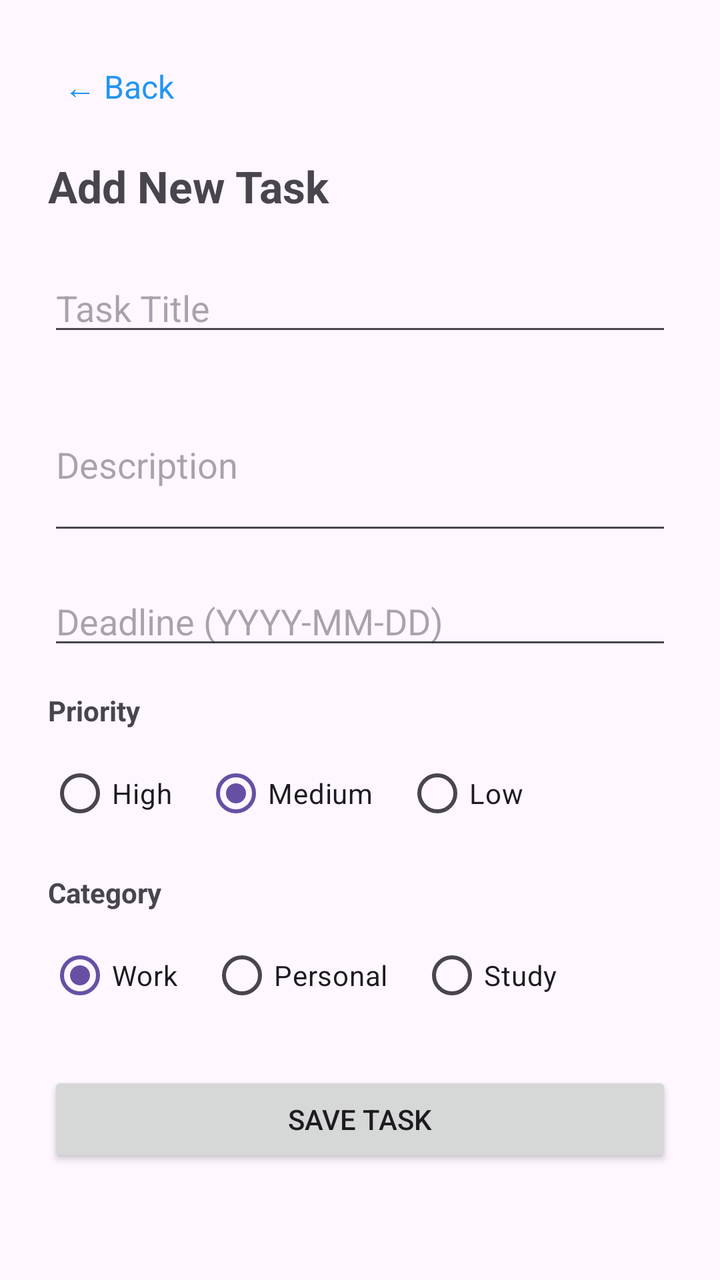
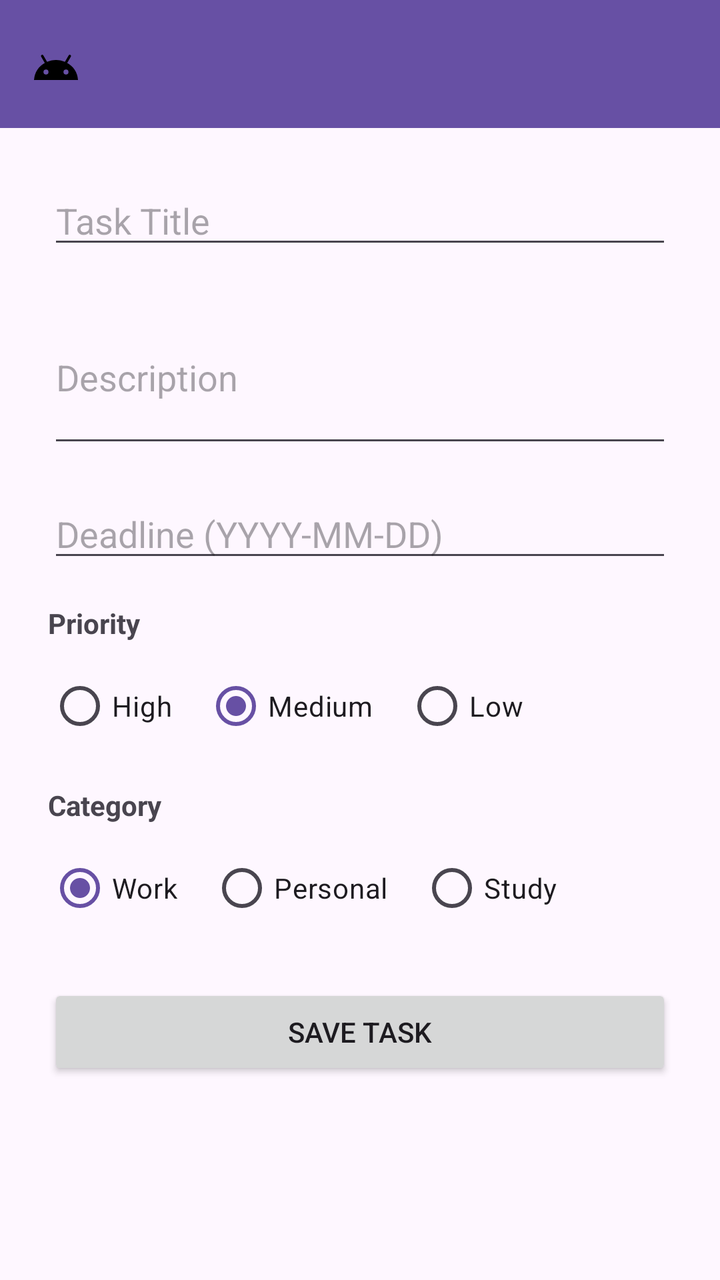

Screens rendered from an Android XML layout before and after an edit, with the pre-edit source and the edit as a unified diff.
<!-- AndroidManifest.xml: application theme Theme.TaskManager -->
<!-- res/layout/activity_add_task.xml -->
<?xml version="1.0" encoding="utf-8"?>
<ScrollView xmlns:android="http://schemas.android.com/apk/res/android"
    android:layout_width="match_parent"
    android:layout_height="match_parent">

    <LinearLayout
        android:layout_width="match_parent"
        android:layout_height="wrap_content"
        android:orientation="vertical"
        android:padding="24dp">

        <TextView
            android:id="@+id/tvBack"
            android:layout_width="wrap_content"
            android:layout_height="wrap_content"
            android:text="← Back"
            android:textSize="16sp"
            android:textColor="#2196F3"
            android:padding="8dp"
            android:layout_marginBottom="16dp" />

        <TextView
            android:layout_width="wrap_content"
            android:layout_height="wrap_content"
            android:text="Add New Task"
            android:textSize="22sp"
            android:textStyle="bold"
            android:layout_marginBottom="24dp" />

        <EditText
            android:id="@+id/etTitle"
            android:layout_width="match_parent"
            android:layout_height="wrap_content"
            android:hint="Task Title"
            android:layout_marginBottom="16dp" />

        <EditText
            android:id="@+id/etDescription"
            android:layout_width="match_parent"
            android:layout_height="wrap_content"
            android:hint="Description"
            android:inputType="textMultiLine"
            android:minLines="3"
            android:layout_marginBottom="16dp" />

        <EditText
            android:id="@+id/etDeadline"
            android:layout_width="match_parent"
            android:layout_height="wrap_content"
            android:hint="Deadline (YYYY-MM-DD)"
            android:focusable="false"
            android:layout_marginBottom="16dp" />

        <TextView
            android:layout_width="wrap_content"
            android:layout_height="wrap_content"
            android:text="Priority"
            android:textStyle="bold"
            android:layout_marginBottom="8dp" />

        <RadioGroup
            android:id="@+id/rgPriority"
            android:layout_width="match_parent"
            android:layout_height="wrap_content"
            android:orientation="horizontal"
            android:layout_marginBottom="16dp">

            <RadioButton
                android:id="@+id/rbHigh"
                android:layout_width="wrap_content"
                android:layout_height="wrap_content"
                android:text="High" />

            <RadioButton
                android:id="@+id/rbMedium"
                android:layout_width="wrap_content"
                android:layout_height="wrap_content"
                android:text="Medium"
                android:checked="true"
                android:layout_marginStart="16dp" />

            <RadioButton
                android:id="@+id/rbLow"
                android:layout_width="wrap_content"
                android:layout_height="wrap_content"
                android:text="Low"
                android:layout_marginStart="16dp" />

        </RadioGroup>

        <TextView
            android:layout_width="wrap_content"
            android:layout_height="wrap_content"
            android:text="Category"
            android:textStyle="bold"
            android:layout_marginBottom="8dp" />

        <RadioGroup
            android:id="@+id/rgCategory"
            android:layout_width="match_parent"
            android:layout_height="wrap_content"
            android:orientation="horizontal"
            android:layout_marginBottom="24dp">

            <RadioButton
                android:id="@+id/rbWork"
                android:layout_width="wrap_content"
                android:layout_height="wrap_content"
                android:text="Work"
                android:checked="true" />

            <RadioButton
                android:id="@+id/rbPersonal"
                android:layout_width="wrap_content"
                android:layout_height="wrap_content"
                android:text="Personal"
                android:layout_marginStart="16dp" />

            <RadioButton
                android:id="@+id/rbStudy"
                android:layout_width="wrap_content"
                android:layout_height="wrap_content"
                android:text="Study"
                android:layout_marginStart="16dp" />

        </RadioGroup>

        <Button
            android:id="@+id/btnSaveTask"
            android:layout_width="match_parent"
            android:layout_height="wrap_content"
            android:text="Save Task" />

        <ProgressBar
            android:id="@+id/progressBar"
            android:layout_width="wrap_content"
            android:layout_height="wrap_content"
            android:layout_gravity="center"
            android:layout_marginTop="16dp"
            android:visibility="gone" />

    </LinearLayout>

</ScrollView>
<!-- resources referenced by this layout -->
<resources>
  <style name="Theme.TaskManager" parent="Base.Theme.TaskManager" />
  <style name="Base.Theme.TaskManager" parent="Theme.Material3.DayNight.NoActionBar">
          
          
      </style>
</resources>

<!-- the commit's change to res/layout/activity_add_task.xml (unified diff, before → after) -->
@@ -1,144 +1,142 @@
 <?xml version="1.0" encoding="utf-8"?>
-<ScrollView xmlns:android="http://schemas.android.com/apk/res/android"
+<LinearLayout xmlns:android="http://schemas.android.com/apk/res/android"
+    xmlns:app="http://schemas.android.com/apk/res-auto"
     android:layout_width="match_parent"
-    android:layout_height="match_parent">
+    android:layout_height="match_parent"
+    android:orientation="vertical">
 
-    <LinearLayout
+    <androidx.appcompat.widget.Toolbar
+        android:id="@+id/toolbar"
         android:layout_width="match_parent"
-        android:layout_height="wrap_content"
-        android:orientation="vertical"
-        android:padding="24dp">
+        android:layout_height="?attr/actionBarSize"
+        android:background="?attr/colorPrimary"
+        app:titleTextColor="@android:color/white"
+        app:navigationIcon="@drawable/ic_back_arrow" />
 
-        <TextView
-            android:id="@+id/tvBack"
-            android:layout_width="wrap_content"
-            android:layout_height="wrap_content"
-            android:text="← Back"
-            android:textSize="16sp"
-            android:textColor="#2196F3"
-            android:padding="8dp"
-            android:layout_marginBottom="16dp" />
+    <ScrollView
+        android:layout_width="match_parent"
+        android:layout_height="match_parent">
 
-        <TextView
-            android:layout_width="wrap_content"
-            android:layout_height="wrap_content"
-            android:text="Add New Task"
-            android:textSize="22sp"
-            android:textStyle="bold"
-            android:layout_marginBottom="24dp" />
-
-        <EditText
-            android:id="@+id/etTitle"
+        <LinearLayout
             android:layout_width="match_parent"
             android:layout_height="wrap_content"
-            android:hint="Task Title"
-            android:layout_marginBottom="16dp" />
+            android:orientation="vertical"
+            android:padding="24dp">
 
-        <EditText
-            android:id="@+id/etDescription"
-            android:layout_width="match_parent"
-            android:layout_height="wrap_content"
-            android:hint="Description"
-            android:inputType="textMultiLine"
-            android:minLines="3"
-            android:layout_marginBottom="16dp" />
+            <EditText
+                android:id="@+id/etTitle"
+                android:layout_width="match_parent"
+                android:layout_height="wrap_content"
+                android:hint="Task Title"
+                android:layout_marginBottom="16dp" />
 
-        <EditText
-            android:id="@+id/etDeadline"
-            android:layout_width="match_parent"
-            android:layout_height="wrap_content"
-            android:hint="Deadline (YYYY-MM-DD)"
-            android:focusable="false"
-            android:layout_marginBottom="16dp" />
+            <EditText
+                android:id="@+id/etDescription"
+                android:layout_width="match_parent"
+                android:layout_height="wrap_content"
+                android:hint="Description"
+                android:inputType="textMultiLine"
+                android:minLines="3"
+                android:layout_marginBottom="16dp" />
 
-        <TextView
-            android:layout_width="wrap_content"
-            android:layout_height="wrap_content"
-            android:text="Priority"
-            android:textStyle="bold"
-            android:layout_marginBottom="8dp" />
+            <EditText
+                android:id="@+id/etDeadline"
+                android:layout_width="match_parent"
+                android:layout_height="wrap_content"
+                android:hint="Deadline (YYYY-MM-DD)"
+                android:focusable="false"
+                android:layout_marginBottom="16dp" />
 
-        <RadioGroup
-            android:id="@+id/rgPriority"
-            android:layout_width="match_parent"
-            android:layout_height="wrap_content"
-            android:orientation="horizontal"
-            android:layout_marginBottom="16dp">
-
-            <RadioButton
-                android:id="@+id/rbHigh"
+            <TextView
                 android:layout_width="wrap_content"
                 android:layout_height="wrap_content"
-                android:text="High" />
+                android:text="Priority"
+                android:textStyle="bold"
+                android:layout_marginBottom="8dp" />
 
-            <RadioButton
-                android:id="@+id/rbMedium"
+            <RadioGroup
+                android:id="@+id/rgPriority"
+                android:layout_width="match_parent"
+                android:layout_height="wrap_content"
+                android:orientation="horizontal"
+                android:layout_marginBottom="16dp">
+
+                <RadioButton
+                    android:id="@+id/rbHigh"
+                    android:layout_width="wrap_content"
+                    android:layout_height="wrap_content"
+                    android:text="High" />
+
+                <RadioButton
+                    android:id="@+id/rbMedium"
+                    android:layout_width="wrap_content"
+                    android:layout_height="wrap_content"
+                    android:text="Medium"
+                    android:checked="true"
+                    android:layout_marginStart="16dp" />
+
+                <RadioButton
+                    android:id="@+id/rbLow"
+                    android:layout_width="wrap_content"
+                    android:layout_height="wrap_content"
+                    android:text="Low"
+                    android:layout_marginStart="16dp" />
+
+            </RadioGroup>
+
+            <TextView
                 android:layout_width="wrap_content"
                 android:layout_height="wrap_content"
-                android:text="Medium"
-                android:checked="true"
-                android:layout_marginStart="16dp" />
+                android:text="Category"
+                android:textStyle="bold"
+                android:layout_marginBottom="8dp" />
 
-            <RadioButton
-                android:id="@+id/rbLow"
+            <RadioGroup
+                android:id="@+id/rgCategory"
+                android:layout_width="match_parent"
+                android:layout_height="wrap_content"
+                android:orientation="horizontal"
+                android:layout_marginBottom="24dp">
+
+                <RadioButton
+                    android:id="@+id/rbWork"
+                    android:layout_width="wrap_content"
+                    android:layout_height="wrap_content"
+                    android:text="Work"
+                    android:checked="true" />
+
+                <RadioButton
+                    android:id="@+id/rbPersonal"
+                    android:layout_width="wrap_content"
+                    android:layout_height="wrap_content"
+                    android:text="Personal"
+                    android:layout_marginStart="16dp" />
+
+                <RadioButton
+                    android:id="@+id/rbStudy"
+                    android:layout_width="wrap_content"
+                    android:layout_height="wrap_content"
+                    android:text="Study"
+                    android:layout_marginStart="16dp" />
+
+            </RadioGroup>
+
+            <Button
+                android:id="@+id/btnSaveTask"
+                android:layout_width="match_parent"
+                android:layout_height="wrap_content"
+                android:text="Save Task" />
+
+            <ProgressBar
+                android:id="@+id/progressBar"
                 android:layout_width="wrap_content"
                 android:layout_height="wrap_content"
-                android:text="Low"
-                android:layout_marginStart="16dp" />
+                android:layout_gravity="center"
+                android:layout_marginTop="16dp"
+                android:visibility="gone" />
 
-        </RadioGroup>
+        </LinearLayout>
 
-        <TextView
-            android:layout_width="wrap_content"
-            android:layout_height="wrap_content"
-            android:text="Category"
-            android:textStyle="bold"
-            android:layout_marginBottom="8dp" />
+    </ScrollView>
 
-        <RadioGroup
-            android:id="@+id/rgCategory"
-            android:layout_width="match_parent"
-            android:layout_height="wrap_content"
-            android:orientation="horizontal"
-            android:layout_marginBottom="24dp">
-
-            <RadioButton
-                android:id="@+id/rbWork"
-                android:layout_width="wrap_content"
-                android:layout_height="wrap_content"
-                android:text="Work"
-                android:checked="true" />
-
-            <RadioButton
-                android:id="@+id/rbPersonal"
-                android:layout_width="wrap_content"
-                android:layout_height="wrap_content"
-                android:text="Personal"
-                android:layout_marginStart="16dp" />
-
-            <RadioButton
-                android:id="@+id/rbStudy"
-                android:layout_width="wrap_content"
-                android:layout_height="wrap_content"
-                android:text="Study"
-                android:layout_marginStart="16dp" />
-
-        </RadioGroup>
-
-        <Button
-            android:id="@+id/btnSaveTask"
-            android:layout_width="match_parent"
-            android:layout_height="wrap_content"
-            android:text="Save Task" />
-
-        <ProgressBar
-            android:id="@+id/progressBar"
-            android:layout_width="wrap_content"
-            android:layout_height="wrap_content"
-            android:layout_gravity="center"
-            android:layout_marginTop="16dp"
-            android:visibility="gone" />
-
-    </LinearLayout>
-
-</ScrollView>
+</LinearLayout>
<!-- resource entries referenced after the edit -->
@@ -1,5 +1,11 @@
 <!-- resources referenced by this layout -->
 <resources>
+  <!-- drawable ic_back_arrow (drawable) -->
+  <vector xmlns:android="http://schemas.android.com/apk/res/android" android:height="24dp" android:tint="#000000" android:viewportHeight="24" android:viewportWidth="24" android:width="24dp">
+          
+      <path android:fillColor="#FF000000" android:pathData="M17.6,11.48 L19.44,8.3a0.63,0.63 0,0 0,-1.09 -0.63l-1.88,3.24a11.43,11.43 0,0 0,-8.94 0L5.65,7.67a0.63,0.63 0,0 0,-1.09 0.63L6.4,11.48A10.81,10.81 0,0 0,1 20L23,20A10.81,10.81 0,0 0,17.6 11.48ZM7,17.25A1.25,1.25 0,1 1,8.25 16,1.25 1.25,0 0,1 7,17.25ZM17,17.25A1.25,1.25 0,1 1,18.25 16,1.25 1.25,0 0,1 17,17.25Z"/>
+      
+  </vector>
   <style name="Theme.TaskManager" parent="Base.Theme.TaskManager" />
   <style name="Base.Theme.TaskManager" parent="Theme.Material3.DayNight.NoActionBar">
           
